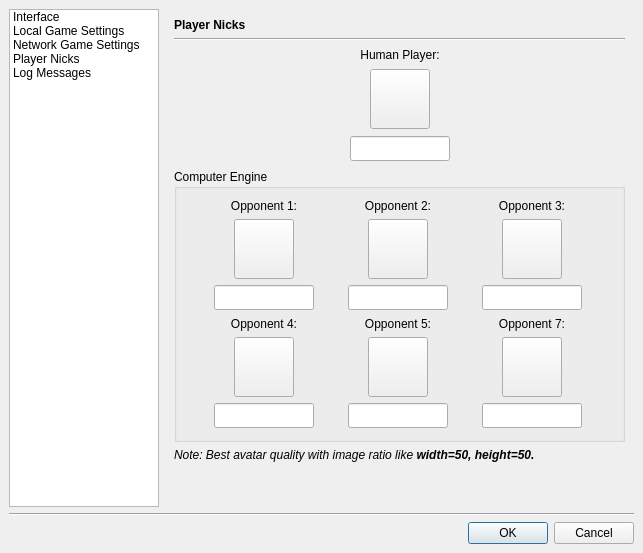
This is src/gui/qt/settingsdialog.ui in pokerth/pokerth as Qt 5 draws it before an edit. The edited form follows.
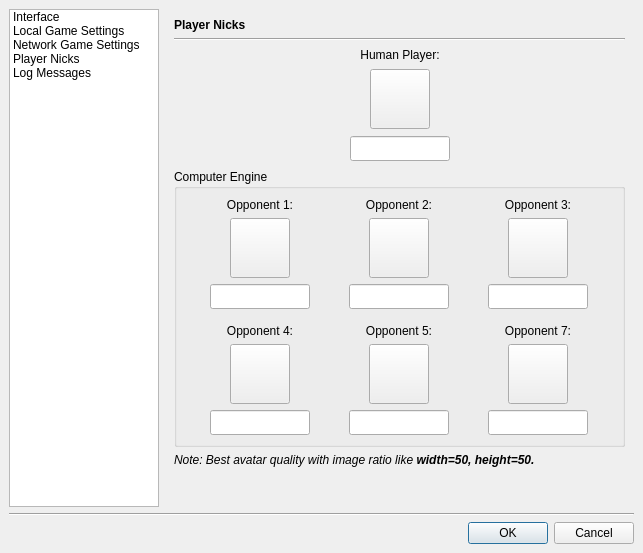
This is the edited form. The open tabs and pages were chosen to show the change. Icons and pictures are not drawn. Custom widgets are drawn as their Qt base class.

Diff of the .ui file:
```diff
--- a/src/gui/qt/settingsdialog.ui
+++ b/src/gui/qt/settingsdialog.ui
@@ -725,7 +725,7 @@
            <number>9</number>
           </property>
           <property name="spacing" >
-           <number>6</number>
+           <number>15</number>
           </property>
           <item row="1" column="2" >
            <layout class="QGridLayout" >
```
Left out of the diff: 2 changed lines with no effect on the pictures.
